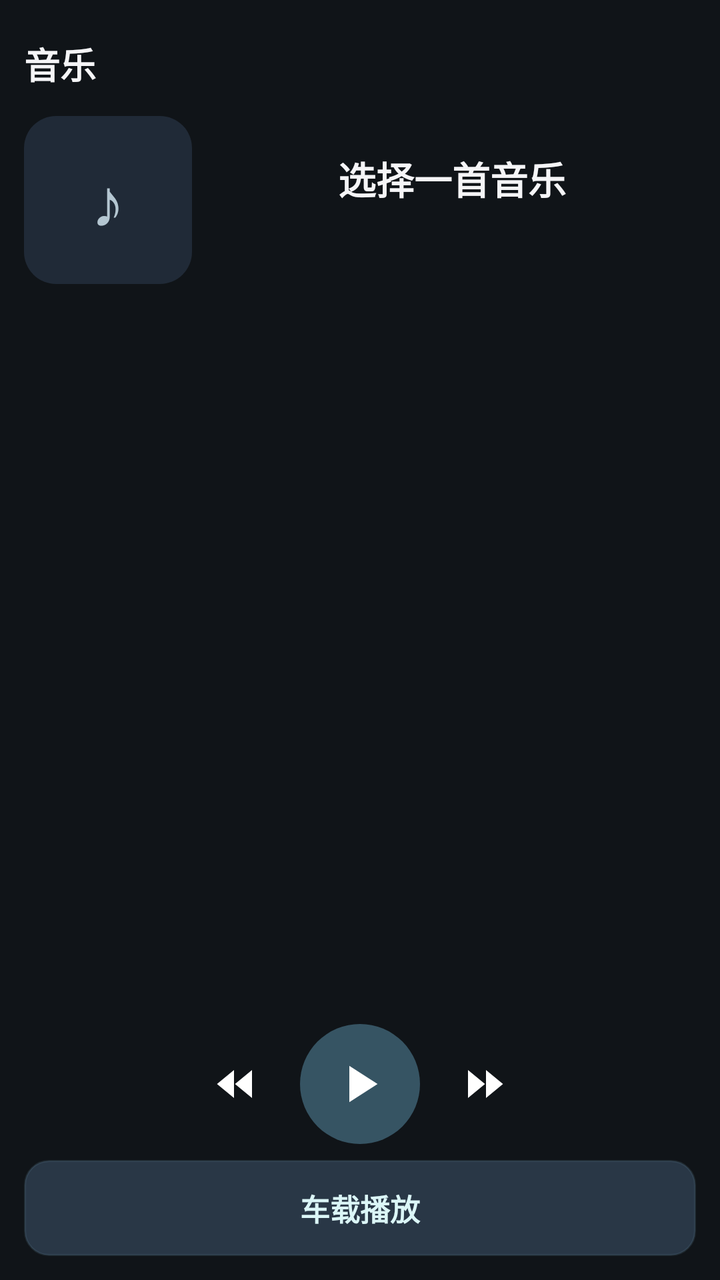
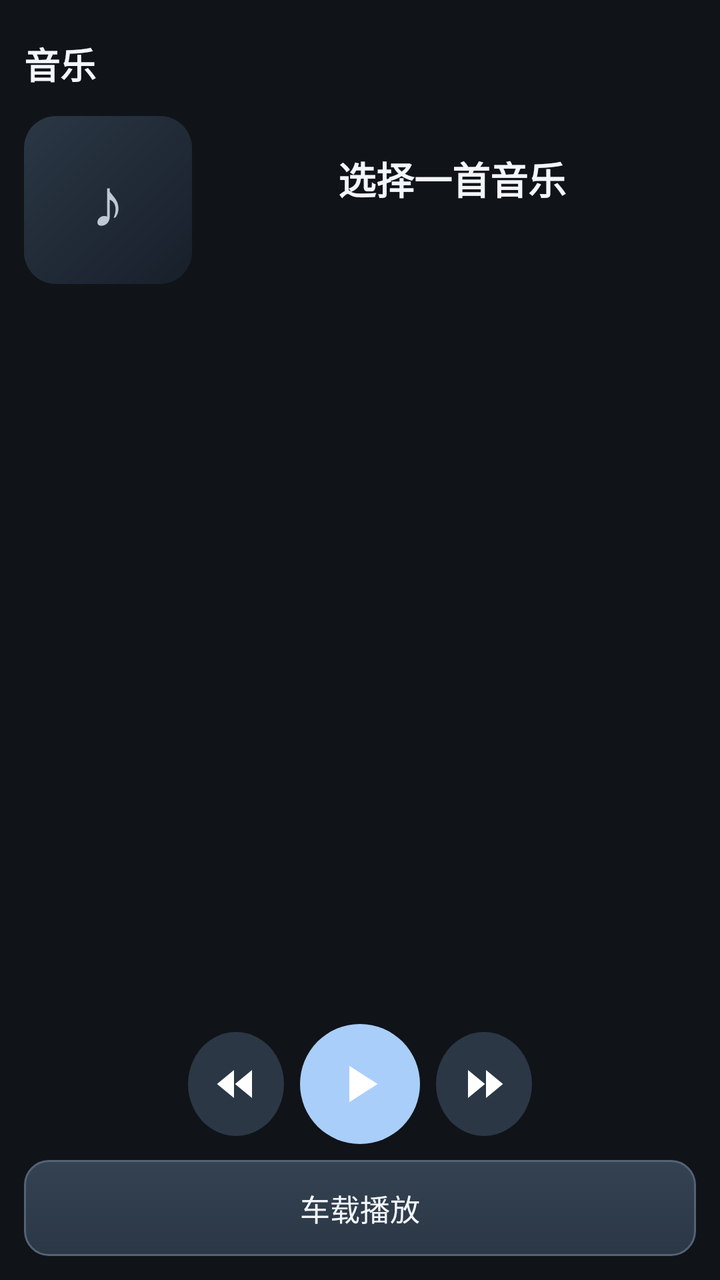

Before-and-after screenshots of an Android layout around one commit, followed by the original layout XML and the change that was made.
<!-- AndroidManifest.xml: application theme Theme.CarPlaySender -->
<!-- res/layout/view_dashboard.xml -->
<?xml version="1.0" encoding="utf-8"?>
<FrameLayout xmlns:android="http://schemas.android.com/apk/res/android"
    android:layout_width="match_parent" android:layout_height="match_parent">
    <FrameLayout android:id="@+id/dashMediaCard" android:layout_width="match_parent" android:layout_height="match_parent">
    <ImageView android:id="@+id/dashWallpaper" android:layout_width="match_parent" android:layout_height="match_parent" android:importantForAccessibility="no" android:scaleType="fitXY" />
    <ImageView android:id="@+id/dashArtworkBackdrop" android:layout_width="match_parent" android:layout_height="match_parent" android:importantForAccessibility="no" android:scaleType="centerCrop" />
    <View android:id="@+id/dashArtworkVeil" android:layout_width="match_parent" android:layout_height="match_parent" />
    <View android:id="@+id/dashScrim" android:layout_width="match_parent" android:layout_height="match_parent" />
    <LinearLayout android:layout_width="match_parent" android:layout_height="match_parent" android:orientation="vertical">
        <ScrollView android:layout_width="match_parent" android:layout_height="0dp" android:layout_weight="1" android:fillViewport="true" android:scrollbars="none">
        <LinearLayout android:layout_width="match_parent" android:layout_height="wrap_content" android:orientation="vertical" android:paddingHorizontal="12dp" android:paddingTop="12dp">
            <LinearLayout android:layout_width="match_parent" android:layout_height="40dp" android:gravity="center_vertical">
                <TextView android:layout_width="0dp" android:layout_height="wrap_content" android:layout_weight="1" android:text="音乐" android:textColor="#FFF5F5F7" android:textSize="18sp" android:textStyle="bold" />
                <TextView android:id="@+id/dashBaiduCruise" android:layout_width="wrap_content" android:layout_height="40dp" android:paddingHorizontal="10dp" android:gravity="center" android:text="百度巡航" android:textSize="12sp" android:textColor="#FFB6EDF0" android:background="@drawable/bg_car_media_button" android:visibility="gone" />
            </LinearLayout>
            <LinearLayout android:layout_width="match_parent" android:layout_height="wrap_content" android:layout_marginTop="6dp" android:gravity="center_vertical">
                <FrameLayout android:id="@+id/dashCoverFrame" android:layout_width="84dp" android:layout_height="84dp" android:background="@drawable/bg_car_media_surface">
                    <TextView android:layout_width="match_parent" android:layout_height="match_parent" android:gravity="center" android:text="♪" android:textSize="34sp" android:textColor="#FFB4C6D1" android:importantForAccessibility="no" />
                    <ImageView android:id="@+id/dashCover" android:layout_width="match_parent" android:layout_height="match_parent" android:scaleType="centerCrop" android:contentDescription="打开车载播放" />
                </FrameLayout>
                <LinearLayout android:layout_width="0dp" android:layout_height="wrap_content" android:layout_weight="1" android:layout_marginStart="8dp" android:orientation="vertical">
                    <TextView android:id="@+id/dashMediaTitle" android:layout_width="match_parent" android:layout_height="wrap_content" android:gravity="center" android:maxLines="2" android:ellipsize="end" android:text="选择一首音乐" android:textSize="19sp" android:textStyle="bold" android:textColor="#FFF5F5F7" />
                    <TextView android:id="@+id/dashMediaArtist" android:layout_width="match_parent" android:layout_height="wrap_content" android:layout_marginTop="4dp" android:gravity="center" android:maxLines="2" android:ellipsize="end" android:textSize="13sp" android:textColor="#FFCBD2DB" />
                </LinearLayout>
            </LinearLayout>
            <FrameLayout android:layout_width="match_parent" android:layout_height="wrap_content" android:layout_weight="1">
                <TextView android:id="@+id/dashMediaLyrics" android:layout_width="match_parent" android:layout_height="wrap_content" android:layout_gravity="center" android:layout_marginVertical="6dp" android:gravity="center" android:maxLines="3" android:ellipsize="end" android:includeFontPadding="false" android:lineSpacingExtra="2dp" android:textSize="24sp" android:textStyle="bold" android:textColor="#FFFFFFFF" android:visibility="gone" />
            </FrameLayout>
            <TextView android:id="@+id/dashMediaLyricsSource" android:layout_width="match_parent" android:layout_height="wrap_content" android:layout_marginBottom="3dp" android:gravity="center" android:maxLines="2" android:ellipsize="end" android:textSize="11sp" android:textColor="#FFB4C8D3" android:visibility="gone" />
            <ProgressBar android:id="@+id/dashMediaProgress" style="?android:attr/progressBarStyleHorizontal" android:layout_width="match_parent" android:layout_height="4dp" android:max="1000" android:progressDrawable="@drawable/bg_media_progress" android:visibility="gone" />
            <TextView android:id="@+id/dashMediaTime" android:layout_width="match_parent" android:layout_height="wrap_content" android:layout_marginTop="6dp" android:gravity="end" android:fontFeatureSettings="tnum" android:textSize="12sp" android:textColor="#FFCBD2DB" />
            <LinearLayout android:layout_width="match_parent" android:layout_height="64dp" android:layout_marginTop="4dp" android:gravity="center">
                <ImageView android:id="@+id/dashPrev" android:layout_width="48dp" android:layout_height="52dp" android:padding="12dp" android:src="@drawable/ic_media_prev" android:contentDescription="上一首" android:background="?android:attr/selectableItemBackgroundBorderless" />
                <ImageView android:id="@+id/dashPlayPause" android:layout_width="60dp" android:layout_height="60dp" android:layout_marginHorizontal="8dp" android:padding="14dp" android:src="@drawable/ic_media_play" android:contentDescription="播放或暂停" android:background="@drawable/bg_car_media_play" />
                <ImageView android:id="@+id/dashNext" android:layout_width="48dp" android:layout_height="52dp" android:padding="12dp" android:src="@drawable/ic_media_next" android:contentDescription="下一首" android:background="?android:attr/selectableItemBackgroundBorderless" />
            </LinearLayout>
            <TextView android:id="@+id/dashMediaFeedback" android:layout_width="match_parent" android:layout_height="wrap_content" android:layout_marginTop="6dp" android:textSize="11sp" android:textColor="#FFBCD0DA" android:visibility="gone" />
        </LinearLayout>
        </ScrollView>
        <LinearLayout android:layout_width="match_parent" android:layout_height="wrap_content" android:layout_marginHorizontal="12dp" android:layout_marginTop="6dp" android:layout_marginBottom="12dp" android:gravity="center_vertical">
            <TextView android:id="@+id/dashOpenPlayer" android:layout_width="0dp" android:layout_weight="1" android:layout_height="48dp" android:gravity="center" android:text="车载播放" android:textSize="15sp" android:textStyle="bold" android:textColor="#FFDBF6F7" android:background="@drawable/bg_car_media_button" />
            <TextView android:id="@+id/dashBaiduDestination" android:layout_width="0dp" android:layout_weight="1" android:layout_height="48dp" android:layout_marginStart="6dp" android:gravity="center" android:text="搜目的地" android:textSize="15sp" android:textStyle="bold" android:textColor="#FFDBF6F7" android:clickable="true" android:focusable="true" android:background="@drawable/bg_car_media_button" android:visibility="gone" />
        </LinearLayout>
    </LinearLayout>
    </FrameLayout>
    <LinearLayout android:id="@+id/dashPhoneNavigationNotice" android:layout_width="match_parent" android:layout_height="match_parent" android:orientation="vertical" android:gravity="center" android:padding="20dp" android:background="@drawable/bg_car_media_surface" android:visibility="gone">
        <TextView android:layout_width="match_parent" android:layout_height="wrap_content" android:gravity="center" android:text="导航在手机上" android:textSize="24sp" android:textStyle="bold" android:textColor="#FFF5F5F7" />
        <TextView android:layout_width="match_parent" android:layout_height="wrap_content" android:layout_marginTop="12dp" android:gravity="center" android:text="请在手机打开地图导航\n车机可继续播放视频或音乐" android:textSize="15sp" android:textColor="#FFCBD2DB" />
        <TextView android:layout_width="match_parent" android:layout_height="wrap_content" android:layout_marginTop="16dp" android:gravity="center" android:text="可在车机设置的「默认地图」中切换" android:textSize="12sp" android:textColor="#FF9AB8C7" />
    </LinearLayout>
</FrameLayout>
<!-- resources referenced by this layout -->
<resources>
  <!-- drawable bg_car_media_button (drawable) -->
  <?xml version="1.0" encoding="utf-8"?>
  <ripple xmlns:android="http://schemas.android.com/apk/res/android" android:color="#3390DFE6">
      <item>
          <shape android:shape="rectangle">
              <solid android:color="#FF293746" />
              <corners android:radius="12dp" />
              <stroke android:width="1dp" android:color="#335F8296" />
          </shape>
      </item>
  </ripple>
  <!-- drawable bg_car_media_play (drawable) -->
  <?xml version="1.0" encoding="utf-8"?>
  <ripple xmlns:android="http://schemas.android.com/apk/res/android" android:color="#6690DFE6">
      <item>
          <shape android:shape="oval">
              <solid android:color="#FF365463" />
          </shape>
      </item>
  </ripple>
  <!-- drawable bg_car_media_surface (drawable) -->
  <?xml version="1.0" encoding="utf-8"?>
  <shape xmlns:android="http://schemas.android.com/apk/res/android" android:shape="rectangle">
      <solid android:color="#FF202A37" />
      <corners android:radius="16dp" />
  </shape>
  <!-- drawable bg_media_progress (drawable) -->
  <?xml version="1.0" encoding="utf-8"?>
  <layer-list xmlns:android="http://schemas.android.com/apk/res/android">
      <item android:id="@android:id/background">
          <shape>
              <corners android:radius="2dp" />
              <solid android:color="#33FFFFFF" />
          </shape>
      </item>
      <item android:id="@android:id/progress">
          <clip>
              <shape>
                  <corners android:radius="2dp" />
                  <solid android:color="#FFF5F5F7" />
              </shape>
          </clip>
      </item>
  </layer-list>
  <!-- drawable ic_media_play (drawable) -->
  <?xml version="1.0" encoding="utf-8"?>
  <vector xmlns:android="http://schemas.android.com/apk/res/android"
      android:width="24dp"
      android:height="24dp"
      android:viewportWidth="24"
      android:viewportHeight="24">
      <path
          android:fillColor="#FFFFFFFF"
          android:pathData="M8,5.2 L18.6,12 L8,18.8 Z" />
  </vector>
  <!-- unchanged entries left out for length: 3 -->
</resources>

<!-- the commit's change to res/layout/view_dashboard.xml (unified diff, before → after) -->
@@ -1,5 +1,5 @@
 <?xml version="1.0" encoding="utf-8"?>
-<FrameLayout xmlns:android="http://schemas.android.com/apk/res/android"
+<FrameLayout xmlns:android="http://schemas.android.com/apk/res/android" xmlns:app="http://schemas.android.com/apk/res-auto"
     android:layout_width="match_parent" android:layout_height="match_parent">
     <FrameLayout android:id="@+id/dashMediaCard" android:layout_width="match_parent" android:layout_height="match_parent">
     <ImageView android:id="@+id/dashWallpaper" android:layout_width="match_parent" android:layout_height="match_parent" android:importantForAccessibility="no" android:scaleType="fitXY" />
@@ -10,42 +10,42 @@
         <ScrollView android:layout_width="match_parent" android:layout_height="0dp" android:layout_weight="1" android:fillViewport="true" android:scrollbars="none">
         <LinearLayout android:layout_width="match_parent" android:layout_height="wrap_content" android:orientation="vertical" android:paddingHorizontal="12dp" android:paddingTop="12dp">
             <LinearLayout android:layout_width="match_parent" android:layout_height="40dp" android:gravity="center_vertical">
-                <TextView android:layout_width="0dp" android:layout_height="wrap_content" android:layout_weight="1" android:text="音乐" android:textColor="#FFF5F5F7" android:textSize="18sp" android:textStyle="bold" />
-                <TextView android:id="@+id/dashBaiduCruise" android:layout_width="wrap_content" android:layout_height="40dp" android:paddingHorizontal="10dp" android:gravity="center" android:text="百度巡航" android:textSize="12sp" android:textColor="#FFB6EDF0" android:background="@drawable/bg_car_media_button" android:visibility="gone" />
+                <TextView android:layout_width="0dp" android:layout_height="wrap_content" android:layout_weight="1" android:text="音乐" android:textColor="@color/car_text" android:textSize="18sp" android:textStyle="bold" />
+                <TextView android:id="@+id/dashBaiduCruise" android:layout_width="wrap_content" android:layout_height="40dp" android:paddingHorizontal="10dp" android:gravity="center" android:text="百度巡航" android:textSize="13sp" android:fontFamily="sans-serif-medium" android:drawableStart="@drawable/ic_car_cruise" android:drawablePadding="5dp" android:textColor="@color/car_text" android:background="@drawable/bg_car_media_cruise" android:visibility="gone" />
             </LinearLayout>
             <LinearLayout android:layout_width="match_parent" android:layout_height="wrap_content" android:layout_marginTop="6dp" android:gravity="center_vertical">
                 <FrameLayout android:id="@+id/dashCoverFrame" android:layout_width="84dp" android:layout_height="84dp" android:background="@drawable/bg_car_media_surface">
-                    <TextView android:layout_width="match_parent" android:layout_height="match_parent" android:gravity="center" android:text="♪" android:textSize="34sp" android:textColor="#FFB4C6D1" android:importantForAccessibility="no" />
+                    <TextView android:layout_width="match_parent" android:layout_height="match_parent" android:gravity="center" android:text="♪" android:textSize="34sp" android:textColor="@color/car_text_muted" android:importantForAccessibility="no" />
                     <ImageView android:id="@+id/dashCover" android:layout_width="match_parent" android:layout_height="match_parent" android:scaleType="centerCrop" android:contentDescription="打开车载播放" />
                 </FrameLayout>
                 <LinearLayout android:layout_width="0dp" android:layout_height="wrap_content" android:layout_weight="1" android:layout_marginStart="8dp" android:orientation="vertical">
-                    <TextView android:id="@+id/dashMediaTitle" android:layout_width="match_parent" android:layout_height="wrap_content" android:gravity="center" android:maxLines="2" android:ellipsize="end" android:text="选择一首音乐" android:textSize="19sp" android:textStyle="bold" android:textColor="#FFF5F5F7" />
-                    <TextView android:id="@+id/dashMediaArtist" android:layout_width="match_parent" android:layout_height="wrap_content" android:layout_marginTop="4dp" android:gravity="center" android:maxLines="2" android:ellipsize="end" android:textSize="13sp" android:textColor="#FFCBD2DB" />
+                    <TextView android:id="@+id/dashMediaTitle" android:layout_width="match_parent" android:layout_height="wrap_content" android:gravity="center" android:maxLines="2" android:ellipsize="end" android:text="选择一首音乐" android:textSize="19sp" android:textStyle="bold" android:textColor="@color/car_text" />
+                    <TextView android:id="@+id/dashMediaArtist" android:layout_width="match_parent" android:layout_height="wrap_content" android:layout_marginTop="4dp" android:gravity="center" android:maxLines="2" android:ellipsize="end" android:textSize="13sp" android:textColor="@color/car_text_muted" />
                 </LinearLayout>
             </LinearLayout>
             <FrameLayout android:layout_width="match_parent" android:layout_height="wrap_content" android:layout_weight="1">
                 <TextView android:id="@+id/dashMediaLyrics" android:layout_width="match_parent" android:layout_height="wrap_content" android:layout_gravity="center" android:layout_marginVertical="6dp" android:gravity="center" android:maxLines="3" android:ellipsize="end" android:includeFontPadding="false" android:lineSpacingExtra="2dp" android:textSize="24sp" android:textStyle="bold" android:textColor="#FFFFFFFF" android:visibility="gone" />
             </FrameLayout>
-            <TextView android:id="@+id/dashMediaLyricsSource" android:layout_width="match_parent" android:layout_height="wrap_content" android:layout_marginBottom="3dp" android:gravity="center" android:maxLines="2" android:ellipsize="end" android:textSize="11sp" android:textColor="#FFB4C8D3" android:visibility="gone" />
-            <ProgressBar android:id="@+id/dashMediaProgress" style="?android:attr/progressBarStyleHorizontal" android:layout_width="match_parent" android:layout_height="4dp" android:max="1000" android:progressDrawable="@drawable/bg_media_progress" android:visibility="gone" />
-            <TextView android:id="@+id/dashMediaTime" android:layout_width="match_parent" android:layout_height="wrap_content" android:layout_marginTop="6dp" android:gravity="end" android:fontFeatureSettings="tnum" android:textSize="12sp" android:textColor="#FFCBD2DB" />
+            <TextView android:id="@+id/dashMediaLyricsSource" android:layout_width="match_parent" android:layout_height="wrap_content" android:layout_marginBottom="3dp" android:gravity="center" android:maxLines="2" android:ellipsize="end" android:textSize="11sp" android:textColor="@color/car_text_muted" android:visibility="gone" />
+            <ProgressBar android:id="@+id/dashMediaProgress" style="?android:attr/progressBarStyleHorizontal" android:layout_width="match_parent" android:layout_height="4dp" android:max="1000" android:progressDrawable="@drawable/bg_media_progress" android:progressTint="@color/car_accent" android:visibility="gone" />
+            <TextView android:id="@+id/dashMediaTime" android:layout_width="match_parent" android:layout_height="wrap_content" android:layout_marginTop="6dp" android:gravity="end" android:fontFeatureSettings="tnum" android:textSize="12sp" android:textColor="@color/car_text_muted" />
             <LinearLayout android:layout_width="match_parent" android:layout_height="64dp" android:layout_marginTop="4dp" android:gravity="center">
-                <ImageView android:id="@+id/dashPrev" android:layout_width="48dp" android:layout_height="52dp" android:padding="12dp" android:src="@drawable/ic_media_prev" android:contentDescription="上一首" android:background="?android:attr/selectableItemBackgroundBorderless" />
-                <ImageView android:id="@+id/dashPlayPause" android:layout_width="60dp" android:layout_height="60dp" android:layout_marginHorizontal="8dp" android:padding="14dp" android:src="@drawable/ic_media_play" android:contentDescription="播放或暂停" android:background="@drawable/bg_car_media_play" />
-                <ImageView android:id="@+id/dashNext" android:layout_width="48dp" android:layout_height="52dp" android:padding="12dp" android:src="@drawable/ic_media_next" android:contentDescription="下一首" android:background="?android:attr/selectableItemBackgroundBorderless" />
+                <ImageView android:id="@+id/dashPrev" android:layout_width="48dp" android:layout_height="52dp" android:padding="12dp" android:src="@drawable/ic_media_prev" app:tint="@color/car_text" android:contentDescription="上一首" android:background="@drawable/bg_car_media_skip" />
+                <ImageView android:id="@+id/dashPlayPause" android:layout_width="60dp" android:layout_height="60dp" android:layout_marginHorizontal="8dp" android:padding="14dp" android:src="@drawable/ic_media_play" app:tint="@color/car_on_accent" android:contentDescription="播放或暂停" android:background="@drawable/bg_car_media_play" />
+                <ImageView android:id="@+id/dashNext" android:layout_width="48dp" android:layout_height="52dp" android:padding="12dp" android:src="@drawable/ic_media_next" app:tint="@color/car_text" android:contentDescription="下一首" android:background="@drawable/bg_car_media_skip" />
             </LinearLayout>
-            <TextView android:id="@+id/dashMediaFeedback" android:layout_width="match_parent" android:layout_height="wrap_content" android:layout_marginTop="6dp" android:textSize="11sp" android:textColor="#FFBCD0DA" android:visibility="gone" />
+            <TextView android:id="@+id/dashMediaFeedback" android:layout_width="match_parent" android:layout_height="wrap_content" android:layout_marginTop="6dp" android:textSize="11sp" android:textColor="@color/car_text_muted" android:visibility="gone" />
         </LinearLayout>
         </ScrollView>
         <LinearLayout android:layout_width="match_parent" android:layout_height="wrap_content" android:layout_marginHorizontal="12dp" android:layout_marginTop="6dp" android:layout_marginBottom="12dp" android:gravity="center_vertical">
-            <TextView android:id="@+id/dashOpenPlayer" android:layout_width="0dp" android:layout_weight="1" android:layout_height="48dp" android:gravity="center" android:text="车载播放" android:textSize="15sp" android:textStyle="bold" android:textColor="#FFDBF6F7" android:background="@drawable/bg_car_media_button" />
-            <TextView android:id="@+id/dashBaiduDestination" android:layout_width="0dp" android:layout_weight="1" android:layout_height="48dp" android:layout_marginStart="6dp" android:gravity="center" android:text="搜目的地" android:textSize="15sp" android:textStyle="bold" android:textColor="#FFDBF6F7" android:clickable="true" android:focusable="true" android:background="@drawable/bg_car_media_button" android:visibility="gone" />
+            <TextView android:id="@+id/dashOpenPlayer" android:layout_width="0dp" android:layout_weight="1" android:layout_height="48dp" android:gravity="center" android:text="车载播放" android:textSize="15sp" android:fontFamily="sans-serif-medium" android:textColor="@color/car_text" android:background="@drawable/bg_car_media_button" />
+            <TextView android:id="@+id/dashBaiduDestination" android:layout_width="0dp" android:layout_weight="1" android:layout_height="48dp" android:layout_marginStart="6dp" android:gravity="center" android:text="搜目的地" android:textSize="15sp" android:fontFamily="sans-serif-medium" android:textColor="@color/car_text" android:clickable="true" android:focusable="true" android:background="@drawable/bg_car_media_button" android:visibility="gone" />
         </LinearLayout>
     </LinearLayout>
     </FrameLayout>
     <LinearLayout android:id="@+id/dashPhoneNavigationNotice" android:layout_width="match_parent" android:layout_height="match_parent" android:orientation="vertical" android:gravity="center" android:padding="20dp" android:background="@drawable/bg_car_media_surface" android:visibility="gone">
-        <TextView android:layout_width="match_parent" android:layout_height="wrap_content" android:gravity="center" android:text="导航在手机上" android:textSize="24sp" android:textStyle="bold" android:textColor="#FFF5F5F7" />
-        <TextView android:layout_width="match_parent" android:layout_height="wrap_content" android:layout_marginTop="12dp" android:gravity="center" android:text="请在手机打开地图导航\n车机可继续播放视频或音乐" android:textSize="15sp" android:textColor="#FFCBD2DB" />
-        <TextView android:layout_width="match_parent" android:layout_height="wrap_content" android:layout_marginTop="16dp" android:gravity="center" android:text="可在车机设置的「默认地图」中切换" android:textSize="12sp" android:textColor="#FF9AB8C7" />
+        <TextView android:layout_width="match_parent" android:layout_height="wrap_content" android:gravity="center" android:text="导航在手机上" android:textSize="24sp" android:textStyle="bold" android:textColor="@color/car_text" />
+        <TextView android:layout_width="match_parent" android:layout_height="wrap_content" android:layout_marginTop="12dp" android:gravity="center" android:text="请在手机打开地图导航\n车机可继续播放视频或音乐" android:textSize="15sp" android:textColor="@color/car_text_muted" />
+        <TextView android:layout_width="match_parent" android:layout_height="wrap_content" android:layout_marginTop="16dp" android:gravity="center" android:text="可在车机设置的「默认地图」中切换" android:textSize="12sp" android:textColor="@color/car_text_muted" />
     </LinearLayout>
 </FrameLayout>
<!-- resource entries referenced after the edit -->
@@ -1,29 +1,53 @@
 <!-- resources referenced by this layout -->
 <resources>
+  <color name="car_accent">#A9CEFA</color>
+  <color name="car_on_accent">#132438</color>
+  <color name="car_text">#F3F6FA</color>
+  <color name="car_text_muted">#BCC8D5</color>
   <!-- drawable bg_car_media_button (drawable) -->
   <?xml version="1.0" encoding="utf-8"?>
-  <ripple xmlns:android="http://schemas.android.com/apk/res/android" android:color="#3390DFE6">
+  <ripple xmlns:android="http://schemas.android.com/apk/res/android" android:color="@color/car_control_ripple">
       <item>
           <shape android:shape="rectangle">
-              <solid android:color="#FF293746" />
+              <gradient android:angle="270" android:startColor="#344252" android:endColor="@color/car_control" />
               <corners android:radius="12dp" />
-              <stroke android:width="1dp" android:color="#335F8296" />
+              <stroke android:width="1dp" android:color="@color/car_outline" />
+          </shape>
+      </item>
+  </ripple>
+  <!-- drawable bg_car_media_cruise (drawable) -->
+  <?xml version="1.0" encoding="utf-8"?>
+  <ripple xmlns:android="http://schemas.android.com/apk/res/android" android:color="@color/car_control_ripple">
+      <item>
+          <shape android:shape="rectangle">
+              <corners android:radius="20dp" />
+              <solid android:color="#283848" />
+              <stroke android:width="1dp" android:color="#536A82" />
           </shape>
       </item>
   </ripple>
   <!-- drawable bg_car_media_play (drawable) -->
   <?xml version="1.0" encoding="utf-8"?>
-  <ripple xmlns:android="http://schemas.android.com/apk/res/android" android:color="#6690DFE6">
+  <ripple xmlns:android="http://schemas.android.com/apk/res/android" android:color="#400B2038">
       <item>
           <shape android:shape="oval">
-              <solid android:color="#FF365463" />
+              <solid android:color="@color/car_accent" />
+          </shape>
+      </item>
+  </ripple>
+  <!-- drawable bg_car_media_skip (drawable) -->
+  <?xml version="1.0" encoding="utf-8"?>
+  <ripple xmlns:android="http://schemas.android.com/apk/res/android" android:color="@color/car_control_ripple">
+      <item>
+          <shape android:shape="oval">
+              <solid android:color="@color/car_control" />
           </shape>
       </item>
   </ripple>
   <!-- drawable bg_car_media_surface (drawable) -->
   <?xml version="1.0" encoding="utf-8"?>
   <shape xmlns:android="http://schemas.android.com/apk/res/android" android:shape="rectangle">
-      <solid android:color="#FF202A37" />
+      <gradient android:angle="315" android:startColor="@color/car_control" android:endColor="@color/car_surface" />
       <corners android:radius="16dp" />
   </shape>
   <!-- drawable bg_media_progress (drawable) -->
@@ -32,18 +56,26 @@
       <item android:id="@android:id/background">
           <shape>
               <corners android:radius="2dp" />
-              <solid android:color="#33FFFFFF" />
+              <solid android:color="#4DFFFFFF" />
           </shape>
       </item>
       <item android:id="@android:id/progress">
           <clip>
               <shape>
                   <corners android:radius="2dp" />
-                  <solid android:color="#FFF5F5F7" />
+                  <solid android:color="@color/car_accent" />
               </shape>
           </clip>
       </item>
   </layer-list>
+  <!-- drawable ic_car_cruise (drawable) -->
+  <?xml version="1.0" encoding="utf-8"?>
+  <vector xmlns:android="http://schemas.android.com/apk/res/android"
+      android:width="15dp" android:height="15dp" android:viewportWidth="24" android:viewportHeight="24">
+      <path android:fillColor="@android:color/transparent" android:strokeColor="@color/car_accent"
+          android:strokeWidth="2" android:strokeLineJoin="round"
+          android:pathData="M20,3.8 L13.4,20.2 L10.1,13.9 L3.8,10.6 Z" />
+  </vector>
   <!-- drawable ic_media_play (drawable) -->
   <?xml version="1.0" encoding="utf-8"?>
   <vector xmlns:android="http://schemas.android.com/apk/res/android"
@@ -55,6 +87,10 @@
           android:fillColor="#FFFFFFFF"
           android:pathData="M8,5.2 L18.6,12 L8,18.8 Z" />
   </vector>
+  <color name="car_control_ripple">#33D7E8FF</color>
+  <color name="car_control">#2B3745</color>
+  <color name="car_outline">#536376</color>
+  <color name="car_surface">#171F2A</color>
   <!-- unchanged entries left out for length: 3 -->
 </resources>
 
